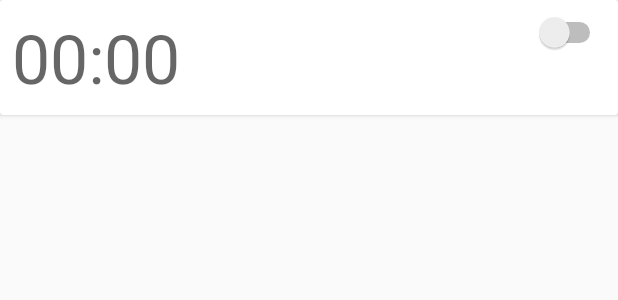
After one commit to Kogoro/AlarmApp, an Android app: the layout item_alarm.xml on its own in the app's theme, with its tools: preview values and no code run, on a phone screen of 412 x 824 dp. The commit adds this screen. Shown: the top 300 px of the screen. Run offline under Robolectric (Android 15) with nearby library versions, the phone set to English and light mode, and no system bars.

Commit message:
Added Main Fragment

```diff
--- /dev/null
+++ b/app/src/main/res/layout/item_alarm.xml
@@ -0,0 +1,26 @@
+<?xml version="1.0" encoding="utf-8"?>
+
+    <android.support.v7.widget.CardView
+        xmlns:android="http://schemas.android.com/apk/res/android"
+        xmlns:app="http://schemas.android.com/apk/res-auto"
+        xmlns:tools="http://schemas.android.com/tools"
+        android:layout_width="match_parent"
+        android:layout_height="wrap_content"
+        app:contentPadding="8dp">
+
+        <TextView
+            android:text="TextView"
+            android:layout_width="wrap_content"
+            android:layout_height="wrap_content"
+            android:id="@+id/item_alarm_time"
+            tools:text="00:00"
+            android:contentDescription="Time of the Alarm"
+            android:textAppearance="@style/TextAppearance.AppCompat.Display2" />
+
+        <Switch
+            android:layout_width="match_parent"
+            android:layout_height="wrap_content"
+            android:id="@+id/switch1"
+            android:layout_gravity="end"
+            android:contentDescription="Switch Alarm On and Off" />
+    </android.support.v7.widget.CardView>
--- a/app/src/main/res/values/strings.xml
+++ b/app/src/main/res/values/strings.xml
@@ -1,3 +1,6 @@
 <resources>
     <string name="app_name">AlarmApp</string>
+
+    <!-- TODO: Remove or change this placeholder text -->
+    <string name="hello_blank_fragment">Hello blank fragment</string>
 </resources>
```
Also changed, not shown: app/build.gradle (+5 -2 lines), app/src/main/java/de/bonding/hackathon/eighthundredtwelvers/OverviewFragment.java (added, +60 -0 lines), app/src/main/res/layout/activity_main.xml (+6 -8 lines), app/src/main/res/layout/fragment_overview.xml (added, +12 -0 lines).
